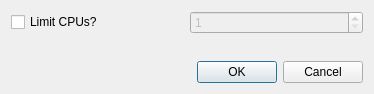
First picture: the form in hexrd/ui/resources/ui/config_dialog.ui, repository HEXRD/hexrdgui, before the edit.
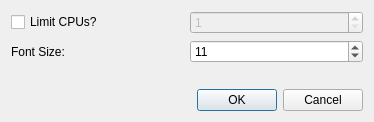
Second picture: the form after the edit.

Commit message: Add an option to modify the font size of the app

Diff of the .ui file:
```diff
--- a/hexrd/ui/resources/ui/config_dialog.ui
+++ b/hexrd/ui/resources/ui/config_dialog.ui
@@ -7,26 +7,13 @@
     <x>0</x>
     <y>0</y>
     <width>374</width>
-    <height>94</height>
+    <height>122</height>
    </rect>
   </property>
   <property name="windowTitle">
    <string>HEXRDGUI Configuration</string>
   </property>
   <layout class="QGridLayout" name="gridLayout_2">
-   <item row="0" column="1">
-    <widget class="QSpinBox" name="max_cpus">
-     <property name="enabled">
-      <bool>false</bool>
-     </property>
-     <property name="minimum">
-      <number>1</number>
-     </property>
-     <property name="maximum">
-      <number>10000</number>
-     </property>
-    </widget>
-   </item>
    <item row="0" column="0">
     <widget class="QCheckBox" name="limit_cpus">
      <property name="toolTip">
@@ -37,7 +24,27 @@
      </property>
     </widget>
    </item>
-   <item row="1" column="0" colspan="2">
+   <item row="3" column="0" colspan="2">
+    <widget class="QDialogButtonBox" name="button_box">
+     <property name="standardButtons">
+      <set>QDialogButtonBox::Cancel|QDialogButtonBox::Ok</set>
+     </property>
+    </widget>
+   </item>
+   <item row="0" column="1">
+    <widget class="QSpinBox" name="max_cpus">
+     <property name="enabled">
+      <bool>false</bool>
+     </property>
+     <property name="minimum">
+      <number>1</number>
+     </property>
+     <property name="maximum">
+      <number>10000</number>
+     </property>
+    </widget>
+   </item>
+   <item row="2" column="0" colspan="2">
     <spacer name="verticalSpacer">
      <property name="orientation">
       <enum>Qt::Vertical</enum>
@@ -50,10 +57,26 @@
      </property>
     </spacer>
    </item>
-   <item row="2" column="0" colspan="2">
-    <widget class="QDialogButtonBox" name="button_box">
-     <property name="standardButtons">
-      <set>QDialogButtonBox::Cancel|QDialogButtonBox::Ok</set>
+   <item row="1" column="0">
+    <widget class="QLabel" name="font_size_label">
+     <property name="text">
+      <string>Font Size:</string>
+     </property>
+     <property name="buddy">
+      <cstring>font_size</cstring>
+     </property>
+    </widget>
+   </item>
+   <item row="1" column="1">
+    <widget class="QSpinBox" name="font_size">
+     <property name="minimum">
+      <number>1</number>
+     </property>
+     <property name="maximum">
+      <number>10000</number>
+     </property>
+     <property name="value">
+      <number>11</number>
      </property>
     </widget>
    </item>
```
Left out of the diff: 1 changed line with no effect on the pictures. The commit also changes 2 other files.
